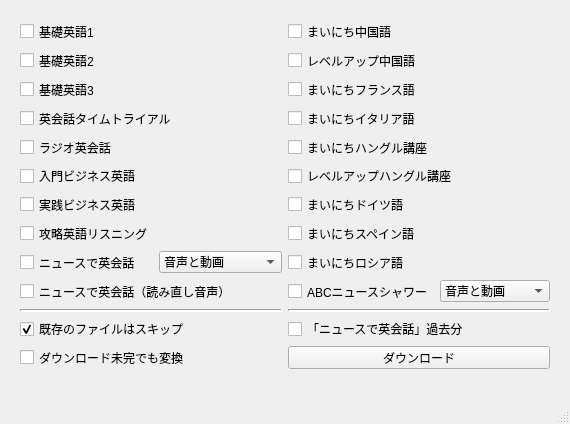
The window that mainwindow.ui (CSReviser/CaptureStream) describes before a commit, drawn with Qt 5.
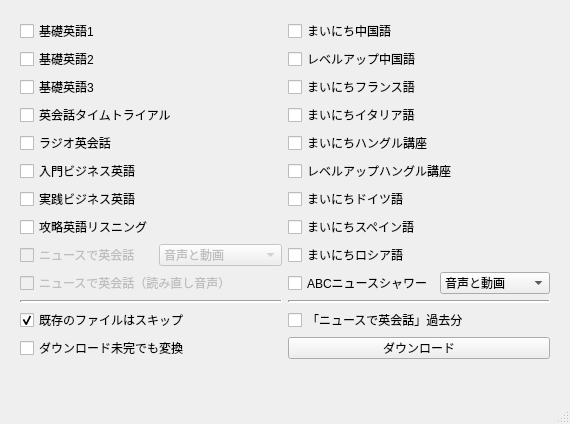
The same window after the commit.

Commit message: ニュースで英会話をサポート対象外に

```diff
--- a/mainwindow.ui
+++ b/mainwindow.ui
@@ -44,7 +44,7 @@
       <x>9</x>
       <y>9</y>
       <width>552</width>
-      <height>371</height>
+      <height>361</height>
      </rect>
     </property>
     <layout class="QGridLayout" name="gridLayout_3" rowstretch="0,0,0,0,0,0,0,0,0,0,0,0,0,0">
@@ -87,6 +87,9 @@
       <layout class="QHBoxLayout" name="horizontalLayout">
        <item>
         <widget class="QCheckBox" name="checkBox_14">
+         <property name="enabled">
+          <bool>false</bool>
+         </property>
          <property name="text">
           <string>ニュースで英会話　</string>
          </property>
@@ -94,6 +97,9 @@
        </item>
        <item>
         <widget class="QComboBox" name="comboBox_enews">
+         <property name="enabled">
+          <bool>false</bool>
+         </property>
          <property name="frame">
           <bool>true</bool>
          </property>
@@ -120,6 +126,9 @@
       <layout class="QHBoxLayout" name="horizontalLayout_8">
        <item>
         <widget class="QCheckBox" name="checkBox_15">
+         <property name="enabled">
+          <bool>false</bool>
+         </property>
          <property name="text">
           <string>ニュースで英会話（読み直し音声）</string>
          </property>
```
Left out of the diff: 9 changed lines with no effect on the pictures.
